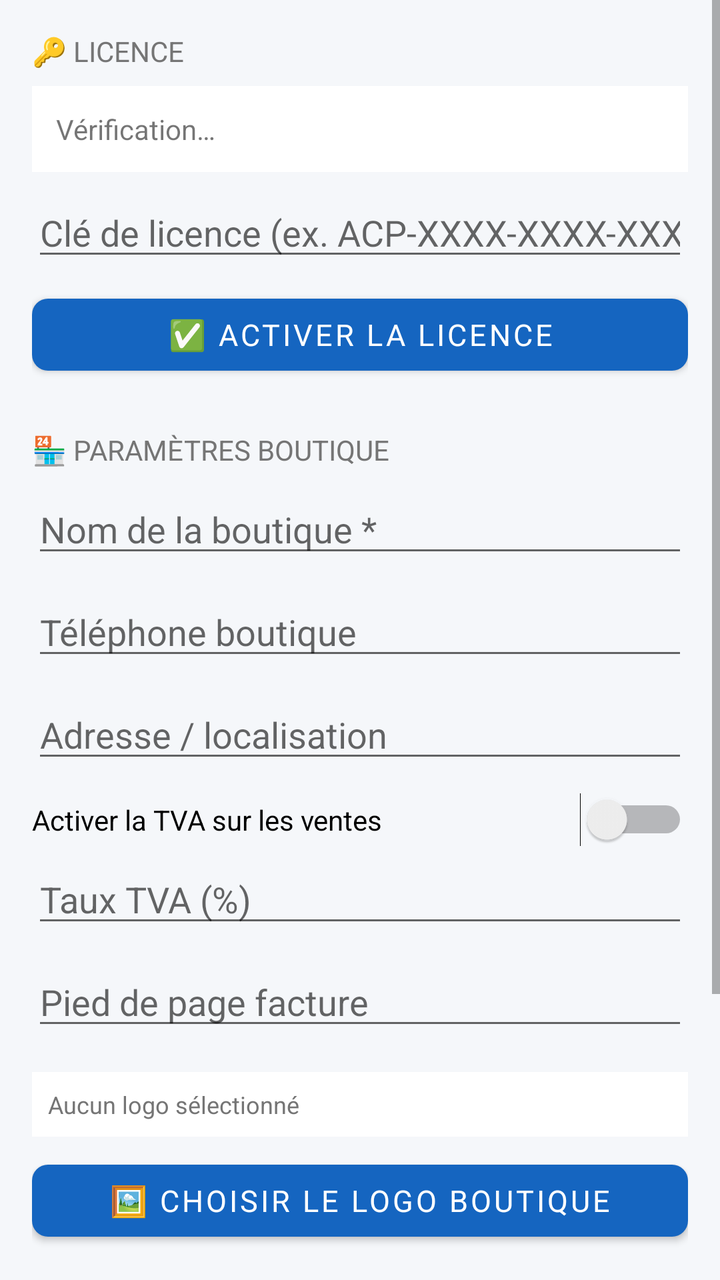
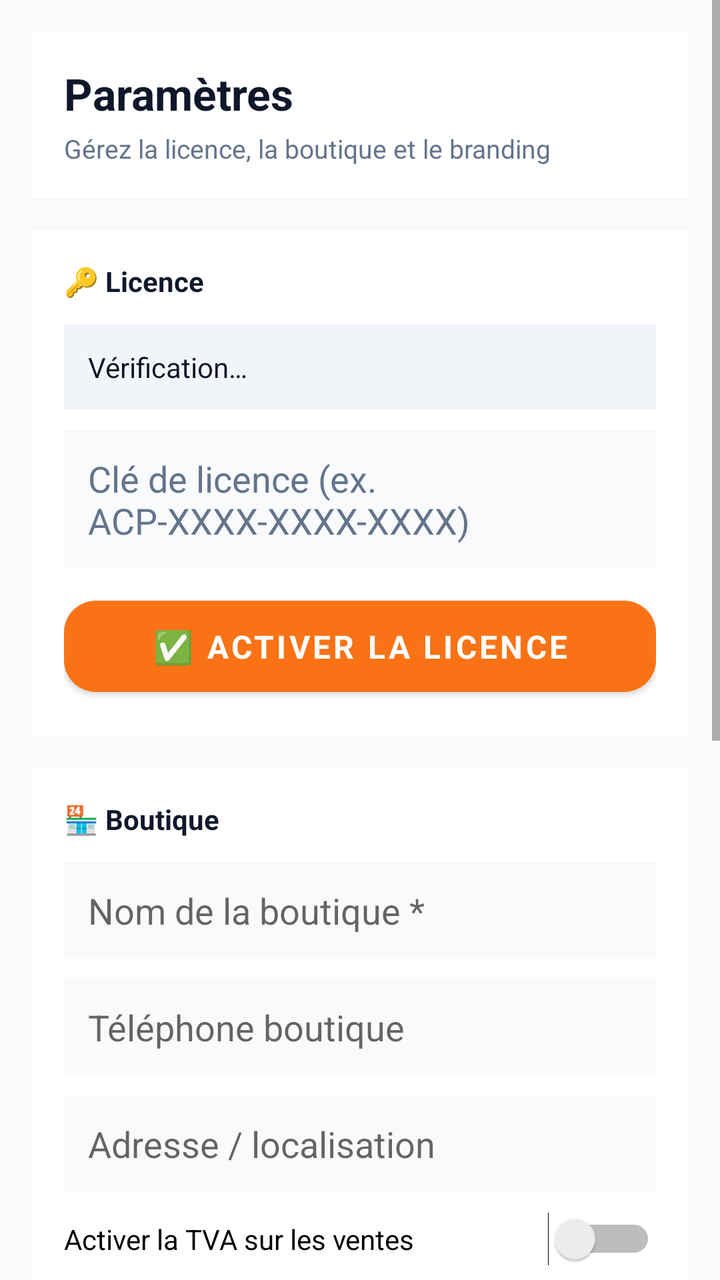

Compare the two renders of this Android layout. The source of the first and the diff that turns it into the second are given below.
<!-- AndroidManifest.xml: application theme Theme.AfriComptaPlus -->
<!-- res/layout/activity_settings.xml -->
<?xml version="1.0" encoding="utf-8"?>
<ScrollView xmlns:android="http://schemas.android.com/apk/res/android"
    android:layout_width="match_parent" android:layout_height="match_parent"
    android:background="@color/surface">
    <LinearLayout android:layout_width="match_parent" android:layout_height="wrap_content"
        android:orientation="vertical" android:padding="16dp">

        
        <TextView android:layout_width="match_parent" android:layout_height="wrap_content"
            android:text="@string/settings_license_section" android:textSize="14sp" android:textAllCaps="true"
            android:textColor="@color/text_secondary" android:layout_marginBottom="8dp"/>
        <TextView android:id="@+id/tvLicenseStatus"
            android:layout_width="match_parent" android:layout_height="wrap_content"
            android:padding="12dp" android:text="@string/settings_license_checking"
            android:background="@color/white" android:textSize="14sp"
            android:layout_marginBottom="8dp"/>
        <EditText android:id="@+id/etLicenseKey"
            android:layout_width="match_parent" android:layout_height="wrap_content"
            android:hint="@string/settings_license_key_hint"
            android:inputType="textCapCharacters" android:layout_marginBottom="8dp"/>
        <Button android:id="@+id/btnActivateLicense"
            style="@style/PrimaryButton"
            android:layout_width="match_parent" android:layout_height="wrap_content"
            android:text="@string/settings_license_activate" android:layout_marginBottom="24dp"/>

        
        <TextView android:layout_width="match_parent" android:layout_height="wrap_content"
            android:text="@string/settings_shop_section" android:textSize="14sp" android:textAllCaps="true"
            android:textColor="@color/text_secondary" android:layout_marginBottom="8dp"/>
        <EditText android:id="@+id/etShopName"
            android:layout_width="match_parent" android:layout_height="wrap_content"
            android:hint="@string/settings_shop_name_hint" android:layout_marginBottom="10dp"/>
        <EditText android:id="@+id/etShopPhone"
            android:layout_width="match_parent" android:layout_height="wrap_content"
            android:hint="@string/settings_shop_phone_hint" android:inputType="phone"
            android:layout_marginBottom="10dp"/>
        <EditText android:id="@+id/etShopAddress"
            android:layout_width="match_parent" android:layout_height="wrap_content"
            android:hint="@string/settings_shop_address_hint" android:layout_marginBottom="10dp"/>
        <Switch android:id="@+id/swVatEnabled"
            android:layout_width="match_parent" android:layout_height="wrap_content"
            android:text="@string/settings_vat_enabled" android:layout_marginBottom="4dp"/>
        <EditText android:id="@+id/etVatRate"
            android:layout_width="match_parent" android:layout_height="wrap_content"
            android:hint="@string/settings_vat_rate_hint" android:inputType="numberDecimal"
            android:layout_marginBottom="10dp"/>
        <EditText android:id="@+id/etInvoiceFooter"
            android:layout_width="match_parent" android:layout_height="wrap_content"
            android:hint="@string/settings_invoice_footer_hint" android:layout_marginBottom="16dp"/>

        
        <TextView android:id="@+id/tvLogoPath"
            android:layout_width="match_parent" android:layout_height="wrap_content"
            android:text="@string/settings_logo_none" android:textColor="@color/text_secondary"
            android:textSize="12sp" android:padding="8dp"
            android:background="@color/white" android:layout_marginBottom="8dp"/>
        <Button android:id="@+id/btnPickLogo"
            style="@style/PrimaryButton"
            android:layout_width="match_parent" android:layout_height="wrap_content"
            android:text="@string/settings_logo_pick" android:layout_marginBottom="24dp"/>

        
        <TextView android:layout_width="match_parent" android:layout_height="wrap_content"
            android:text="@string/settings_cloud_section" android:textSize="14sp" android:textAllCaps="true"
            android:textColor="@color/text_secondary" android:layout_marginBottom="8dp"/>
        <Button android:id="@+id/btnCloudBackup"
            android:layout_width="match_parent" android:layout_height="wrap_content"
            android:text="@string/settings_cloud_backup"
            android:backgroundTint="@color/info" android:textColor="@color/white"
            android:layout_marginBottom="24dp"/>

        
        <Button android:id="@+id/btnSaveSettings"
            style="@style/ActivationButton"
            android:layout_width="match_parent" android:layout_height="wrap_content"
            android:text="@string/settings_save"/>
    </LinearLayout>
</ScrollView>
<!-- resources referenced by this layout -->
<resources>
  <color name="info">#039BE5</color>
  <color name="surface">#F5F7FA</color>
  <color name="text_secondary">#757575</color>
  <color name="white">#FFFFFF</color>
  <string name="settings_cloud_backup">☁️ Sauvegarder vers le cloud</string>
  <string name="settings_cloud_section">☁️ Sauvegarde cloud (Premium)</string>
  <string name="settings_invoice_footer_hint">Pied de page facture</string>
  <string name="settings_license_activate">✅ Activer la licence</string>
  <string name="settings_license_checking">Vérification…</string>
  <string name="settings_license_key_hint">Clé de licence (ex. ACP-XXXX-XXXX-XXXX)</string>
  <string name="settings_license_section">🔑 Licence</string>
  <string name="settings_logo_none">Aucun logo sélectionné</string>
  <string name="settings_logo_pick">🖼️ Choisir le logo boutique</string>
  <string name="settings_save">💾 Enregistrer les paramètres</string>
  <string name="settings_shop_address_hint">Adresse / localisation</string>
  <string name="settings_shop_name_hint">Nom de la boutique *</string>
  <string name="settings_shop_phone_hint">Téléphone boutique</string>
  <string name="settings_shop_section">🏪 Paramètres boutique</string>
  <string name="settings_vat_enabled">Activer la TVA sur les ventes</string>
  <string name="settings_vat_rate_hint">Taux TVA (%)</string>
  <style name="ActivationButton" parent="Widget.MaterialComponents.Button">
          <item name="backgroundTint">@color/lock_btn</item>
          <item name="android:textColor">@color/white</item>
          <item name="android:textSize">16sp</item>
          <item name="android:textStyle">bold</item>
          <item name="cornerRadius">12dp</item>
      </style>
  <style name="PrimaryButton" parent="Widget.MaterialComponents.Button">
          <item name="backgroundTint">@color/primary</item>
          <item name="android:textColor">@color/white</item>
          <item name="android:textSize">15sp</item>
          <item name="cornerRadius">8dp</item>
      </style>
  <style name="Theme.AfriComptaPlus" parent="Theme.MaterialComponents.Light.DarkActionBar">
          <item name="colorPrimary">@color/primary</item>
          <item name="colorPrimaryDark">@color/primary_dark</item>
          <item name="colorAccent">@color/accent</item>
          <item name="android:windowBackground">@color/surface</item>
          <item name="android:fontFamily">sans-serif</item>
      </style>
  <color name="lock_btn">#FF6F00</color>
  <color name="primary">#1565C0</color>
  <color name="primary_dark">#0D47A1</color>
  <color name="accent">#FF6F00</color>
</resources>

<!-- the commit's change to res/layout/activity_settings.xml (unified diff, before → after) -->
@@ -1,78 +1,199 @@
 <?xml version="1.0" encoding="utf-8"?>
 <ScrollView xmlns:android="http://schemas.android.com/apk/res/android"
-    android:layout_width="match_parent" android:layout_height="match_parent"
-    android:background="@color/surface">
-    <LinearLayout android:layout_width="match_parent" android:layout_height="wrap_content"
-        android:orientation="vertical" android:padding="16dp">
+    android:layout_width="match_parent"
+    android:layout_height="match_parent"
+    android:background="@color/bg_app"
+    android:fillViewport="true">
 
-        
-        <TextView android:layout_width="match_parent" android:layout_height="wrap_content"
-            android:text="@string/settings_license_section" android:textSize="14sp" android:textAllCaps="true"
-            android:textColor="@color/text_secondary" android:layout_marginBottom="8dp"/>
-        <TextView android:id="@+id/tvLicenseStatus"
-            android:layout_width="match_parent" android:layout_height="wrap_content"
-            android:padding="12dp" android:text="@string/settings_license_checking"
-            android:background="@color/white" android:textSize="14sp"
-            android:layout_marginBottom="8dp"/>
-        <EditText android:id="@+id/etLicenseKey"
-            android:layout_width="match_parent" android:layout_height="wrap_content"
-            android:hint="@string/settings_license_key_hint"
-            android:inputType="textCapCharacters" android:layout_marginBottom="8dp"/>
-        <Button android:id="@+id/btnActivateLicense"
-            style="@style/PrimaryButton"
-            android:layout_width="match_parent" android:layout_height="wrap_content"
-            android:text="@string/settings_license_activate" android:layout_marginBottom="24dp"/>
+    <LinearLayout
+        android:layout_width="match_parent"
+        android:layout_height="wrap_content"
+        android:orientation="vertical"
+        android:padding="16dp">
 
-        
-        <TextView android:layout_width="match_parent" android:layout_height="wrap_content"
-            android:text="@string/settings_shop_section" android:textSize="14sp" android:textAllCaps="true"
-            android:textColor="@color/text_secondary" android:layout_marginBottom="8dp"/>
-        <EditText android:id="@+id/etShopName"
-            android:layout_width="match_parent" android:layout_height="wrap_content"
-            android:hint="@string/settings_shop_name_hint" android:layout_marginBottom="10dp"/>
-        <EditText android:id="@+id/etShopPhone"
-            android:layout_width="match_parent" android:layout_height="wrap_content"
-            android:hint="@string/settings_shop_phone_hint" android:inputType="phone"
-            android:layout_marginBottom="10dp"/>
-        <EditText android:id="@+id/etShopAddress"
-            android:layout_width="match_parent" android:layout_height="wrap_content"
-            android:hint="@string/settings_shop_address_hint" android:layout_marginBottom="10dp"/>
-        <Switch android:id="@+id/swVatEnabled"
-            android:layout_width="match_parent" android:layout_height="wrap_content"
-            android:text="@string/settings_vat_enabled" android:layout_marginBottom="4dp"/>
-        <EditText android:id="@+id/etVatRate"
-            android:layout_width="match_parent" android:layout_height="wrap_content"
-            android:hint="@string/settings_vat_rate_hint" android:inputType="numberDecimal"
-            android:layout_marginBottom="10dp"/>
-        <EditText android:id="@+id/etInvoiceFooter"
-            android:layout_width="match_parent" android:layout_height="wrap_content"
-            android:hint="@string/settings_invoice_footer_hint" android:layout_marginBottom="16dp"/>
+        <LinearLayout
+            android:layout_width="match_parent"
+            android:layout_height="wrap_content"
+            android:background="@color/card_bg"
+            android:orientation="vertical"
+            android:padding="16dp"
+            android:layout_marginBottom="16dp"
+            android:elevation="0dp">
 
-        
-        <TextView android:id="@+id/tvLogoPath"
-            android:layout_width="match_parent" android:layout_height="wrap_content"
-            android:text="@string/settings_logo_none" android:textColor="@color/text_secondary"
-            android:textSize="12sp" android:padding="8dp"
-            android:background="@color/white" android:layout_marginBottom="8dp"/>
-        <Button android:id="@+id/btnPickLogo"
-            style="@style/PrimaryButton"
-            android:layout_width="match_parent" android:layout_height="wrap_content"
-            android:text="@string/settings_logo_pick" android:layout_marginBottom="24dp"/>
+            <TextView
+                android:layout_width="wrap_content"
+                android:layout_height="wrap_content"
+                android:text="Paramètres"
+                android:textColor="@color/text_primary"
+                android:textSize="22sp"
+                android:textStyle="bold" />
 
-        
-        <TextView android:layout_width="match_parent" android:layout_height="wrap_content"
-            android:text="@string/settings_cloud_section" android:textSize="14sp" android:textAllCaps="true"
-            android:textColor="@color/text_secondary" android:layout_marginBottom="8dp"/>
-        <Button android:id="@+id/btnCloudBackup"
-            android:layout_width="match_parent" android:layout_height="wrap_content"
-            android:text="@string/settings_cloud_backup"
-            android:backgroundTint="@color/info" android:textColor="@color/white"
-            android:layout_marginBottom="24dp"/>
+            <TextView
+                android:layout_width="match_parent"
+                android:layout_height="wrap_content"
+                android:text="Gérez la licence, la boutique et le branding"
+                android:textColor="@color/text_secondary"
+                android:textSize="13sp"
+                android:layout_marginTop="4dp" />
+        </LinearLayout>
 
-        
-        <Button android:id="@+id/btnSaveSettings"
-            style="@style/ActivationButton"
-            android:layout_width="match_parent" android:layout_height="wrap_content"
-            android:text="@string/settings_save"/>
+        <LinearLayout
+            android:layout_width="match_parent"
+            android:layout_height="wrap_content"
+            android:background="@color/card_bg"
+            android:orientation="vertical"
+            android:padding="16dp"
+            android:layout_marginBottom="16dp">
+
+            <TextView
+                android:layout_width="match_parent"
+                android:layout_height="wrap_content"
+                android:text="🔑 Licence"
+                android:textColor="@color/text_primary"
+                android:textSize="14sp"
+                android:textStyle="bold"
+                android:layout_marginBottom="12dp" />
+
+            <TextView
+                android:id="@+id/tvLicenseStatus"
+                android:layout_width="match_parent"
+                android:layout_height="wrap_content"
+                android:padding="12dp"
+                android:text="@string/settings_license_checking"
+                android:textColor="@color/text_primary"
+                android:background="#F1F5F9"
+                android:layout_marginBottom="10dp" />
+
+            <EditText
+                android:id="@+id/etLicenseKey"
+                android:layout_width="match_parent"
+                android:layout_height="wrap_content"
+                android:hint="@string/settings_license_key_hint"
+                android:textColor="@color/text_primary"
+                android:textColorHint="@color/text_secondary"
+                android:padding="12dp"
+                android:background="#F8FAFC"
+                android:layout_marginBottom="10dp" />
+
+            <Button
+                android:id="@+id/btnActivateLicense"
+                style="@style/ActivationButton"
+                android:layout_width="match_parent"
+                android:layout_height="wrap_content"
+                android:text="@string/settings_license_activate" />
+        </LinearLayout>
+
+        <LinearLayout
+            android:layout_width="match_parent"
+            android:layout_height="wrap_content"
+            android:background="@color/card_bg"
+            android:orientation="vertical"
+            android:padding="16dp"
+            android:layout_marginBottom="16dp">
+
+            <TextView
+                android:layout_width="match_parent"
+                android:layout_height="wrap_content"
+                android:text="🏪 Boutique"
+                android:textColor="@color/text_primary"
+                android:textSize="14sp"
+                android:textStyle="bold"
+                android:layout_marginBottom="12dp" />
+
+            <EditText
+                android:id="@+id/etShopName"
+                android:layout_width="match_parent"
+                android:layout_height="wrap_content"
+                android:hint="@string/settings_shop_name_hint"
+                android:padding="12dp"
+                android:background="#F8FAFC"
+                android:layout_marginBottom="10dp" />
+
+            <EditText
+                android:id="@+id/etShopPhone"
+                android:layout_width="match_parent"
+                android:layout_height="wrap_content"
+                android:hint="@string/settings_shop_phone_hint"
+                android:padding="12dp"
+                android:background="#F8FAFC"
+                android:layout_marginBottom="10dp" />
+
+            <EditText
+                android:id="@+id/etShopAddress"
+                android:layout_width="match_parent"
+                android:layout_height="wrap_content"
+                android:hint="@string/settings_shop_address_hint"
+                android:padding="12dp"
+                android:background="#F8FAFC"
+                android:layout_marginBottom="10dp" />
+
+            <Switch
+                android:id="@+id/swVatEnabled"
+                android:layout_width="match_parent"
+                android:layout_height="wrap_content"
+                android:text="@string/settings_vat_enabled"
+                android:layout_marginBottom="8dp" />
+
+            <EditText
+                android:id="@+id/etVatRate"
+                android:layout_width="match_parent"
+                android:layout_height="wrap_content"
+                android:hint="@string/settings_vat_rate_hint"
+                android:padding="12dp"
+                android:background="#F8FAFC"
+                android:layout_marginBottom="10dp" />
+
+            <EditText
+                android:id="@+id/etInvoiceFooter"
+                android:layout_width="match_parent"
+                android:layout_height="wrap_content"
+                android:hint="@string/settings_invoice_footer_hint"
+                android:padding="12dp"
+                android:background="#F8FAFC"
+                android:layout_marginBottom="10dp" />
+
+            <TextView
+                android:id="@+id/tvLogoPath"
+                android:layout_width="match_parent"
+                android:layout_height="wrap_content"
+                android:text="@string/settings_logo_none"
+                android:textColor="@color/text_secondary"
+                android:padding="12dp"
+                android:background="#F8FAFC"
+                android:layout_marginBottom="10dp" />
+
+            <Button
+                android:id="@+id/btnPickLogo"
+                style="@style/PremiumButton"
+                android:layout_width="match_parent"
+                android:layout_height="wrap_content"
+                android:text="@string/settings_logo_pick"
+                android:layout_marginBottom="8dp" />
+        </LinearLayout>
+
+        <LinearLayout
+            android:layout_width="match_parent"
+            android:layout_height="wrap_content"
+            android:background="@color/card_bg"
+            android:orientation="vertical"
+            android:padding="16dp"
+            android:layout_marginBottom="16dp">
+
+            <Button
+                android:id="@+id/btnCloudBackup"
+                android:layout_width="match_parent"
+                android:layout_height="wrap_content"
+                android:text="@string/settings_cloud_backup"
+                android:layout_marginBottom="10dp"
+                android:backgroundTint="@color/info"
+                android:textColor="@color/white" />
+
+            <Button
+                android:id="@+id/btnSaveSettings"
+                style="@style/ActivationButton"
+                android:layout_width="match_parent"
+                android:layout_height="wrap_content"
+                android:text="@string/settings_save" />
+        </LinearLayout>
     </LinearLayout>
 </ScrollView>
<!-- resource entries referenced after the edit -->
@@ -1,48 +1,55 @@
 <!-- resources referenced by this layout -->
 <resources>
-  <color name="info">#039BE5</color>
-  <color name="surface">#F5F7FA</color>
-  <color name="text_secondary">#757575</color>
+  <color name="bg_app">#F8FAFC</color>
+  <color name="card_bg">#FFFFFF</color>
+  <color name="info">#0EA5E9</color>
+  <color name="text_primary">#0F172A</color>
+  <color name="surface">#F8FAFC</color>
+  <color name="text_secondary">#64748B</color>
   <color name="white">#FFFFFF</color>
   <string name="settings_cloud_backup">☁️ Sauvegarder vers le cloud</string>
-  <string name="settings_cloud_section">☁️ Sauvegarde cloud (Premium)</string>
   <string name="settings_invoice_footer_hint">Pied de page facture</string>
   <string name="settings_license_activate">✅ Activer la licence</string>
   <string name="settings_license_checking">Vérification…</string>
   <string name="settings_license_key_hint">Clé de licence (ex. ACP-XXXX-XXXX-XXXX)</string>
-  <string name="settings_license_section">🔑 Licence</string>
   <string name="settings_logo_none">Aucun logo sélectionné</string>
   <string name="settings_logo_pick">🖼️ Choisir le logo boutique</string>
   <string name="settings_save">💾 Enregistrer les paramètres</string>
   <string name="settings_shop_address_hint">Adresse / localisation</string>
   <string name="settings_shop_name_hint">Nom de la boutique *</string>
   <string name="settings_shop_phone_hint">Téléphone boutique</string>
-  <string name="settings_shop_section">🏪 Paramètres boutique</string>
   <string name="settings_vat_enabled">Activer la TVA sur les ventes</string>
   <string name="settings_vat_rate_hint">Taux TVA (%)</string>
   <style name="ActivationButton" parent="Widget.MaterialComponents.Button">
-          <item name="backgroundTint">@color/lock_btn</item>
+          <item name="backgroundTint">@color/accent</item>
           <item name="android:textColor">@color/white</item>
           <item name="android:textSize">16sp</item>
           <item name="android:textStyle">bold</item>
-          <item name="cornerRadius">12dp</item>
+          <item name="cornerRadius">16dp</item>
+          <item name="android:paddingTop">12dp</item>
+          <item name="android:paddingBottom">12dp</item>
       </style>
-  <style name="PrimaryButton" parent="Widget.MaterialComponents.Button">
+  <style name="PremiumButton" parent="Widget.MaterialComponents.Button">
           <item name="backgroundTint">@color/primary</item>
           <item name="android:textColor">@color/white</item>
           <item name="android:textSize">15sp</item>
-          <item name="cornerRadius">8dp</item>
+          <item name="android:textStyle">bold</item>
+          <item name="cornerRadius">16dp</item>
+          <item name="android:paddingTop">12dp</item>
+          <item name="android:paddingBottom">12dp</item>
       </style>
-  <style name="Theme.AfriComptaPlus" parent="Theme.MaterialComponents.Light.DarkActionBar">
+  <style name="Theme.AfriComptaPlus" parent="Theme.MaterialComponents.DayNight.NoActionBar">
           <item name="colorPrimary">@color/primary</item>
-          <item name="colorPrimaryDark">@color/primary_dark</item>
+          <item name="colorPrimaryVariant">@color/primary_dark</item>
+          <item name="colorSecondary">@color/accent</item>
           <item name="colorAccent">@color/accent</item>
           <item name="android:windowBackground">@color/surface</item>
+          <item name="android:statusBarColor">@color/primary_dark</item>
+          <item name="android:navigationBarColor">@color/white</item>
           <item name="android:fontFamily">sans-serif</item>
       </style>
-  <color name="lock_btn">#FF6F00</color>
-  <color name="primary">#1565C0</color>
-  <color name="primary_dark">#0D47A1</color>
-  <color name="accent">#FF6F00</color>
+  <color name="primary">#1E40AF</color>
+  <color name="primary_dark">#0F172A</color>
+  <color name="accent">#F97316</color>
 </resources>
 
